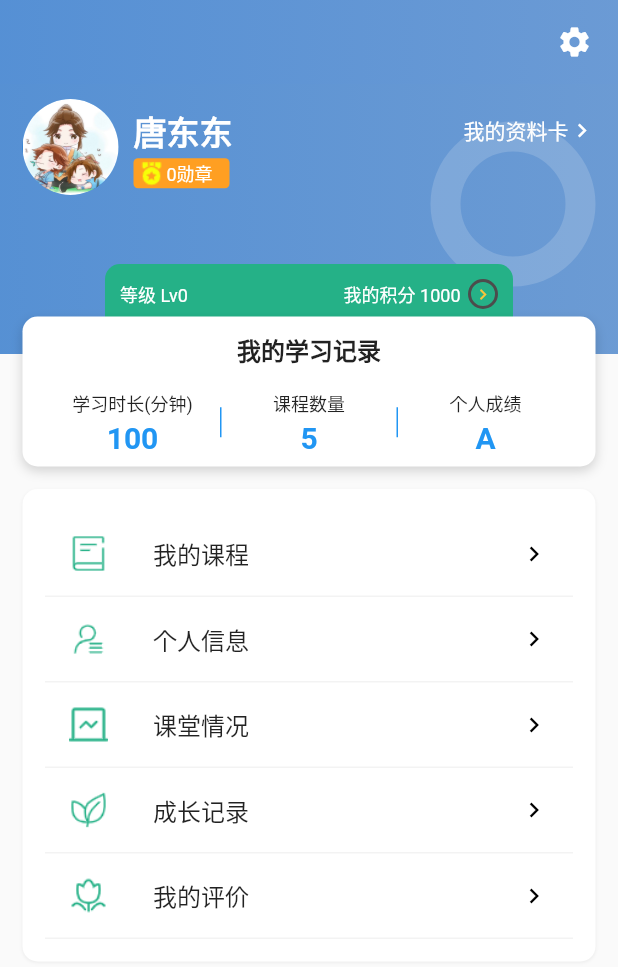
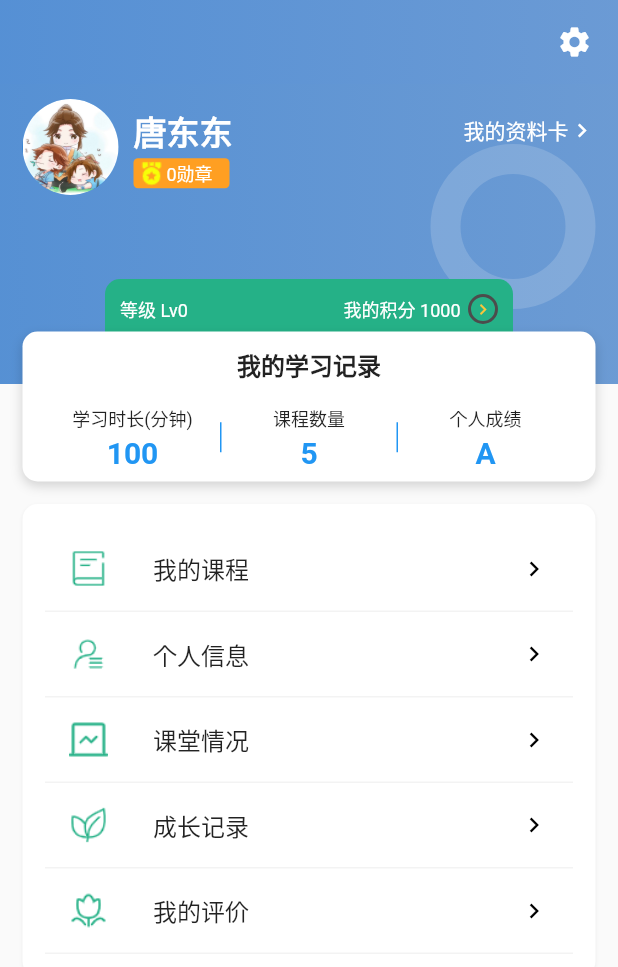
Before and after one commit to 18814127739/course_booking_app, a Flutter app: the Me screen opened directly, on a phone screen of 412 x 824 dp. Shown: the top 967 px of the screen. Run offline on Flutter 3.47's test engine with Material 2 defaults, Android fonts, the phone set to English and light mode, and no system bars; our stand-ins replace dio, fluro, flutter_swiper; statements that could not run were skipped.

Commit message:
update: 我的页面

```diff
--- a/lib/page/me/me.dart
+++ b/lib/page/me/me.dart
@@ -57,7 +57,7 @@ class MeState extends State<Me> {
   Widget renderLevel() {
     return Container(
       height: 40,
-      margin: EdgeInsets.fromLTRB(70, 120, 70, 0),
+      margin: EdgeInsets.fromLTRB(70, 130, 70, 0),
       padding: EdgeInsets.fromLTRB(Gpadding.s, Gpadding.s, Gpadding.s, Gpadding.s),
       decoration: BoxDecoration(
         color: string2Color('#25B187'),
@@ -98,7 +98,7 @@ class MeState extends State<Me> {
   // 学习记录
   renderLearnRecord() {
     return Container(
-      margin: EdgeInsets.fromLTRB(Gpadding.m, 155, Gpadding.m, 0),
+      margin: EdgeInsets.fromLTRB(Gpadding.m, 165, Gpadding.m, 0),
       height: 100,
       padding: EdgeInsets.fromLTRB(Gpadding.m, Gpadding.s, Gpadding.m, Gpadding.s),
       decoration: BoxDecoration(
@@ -186,7 +186,7 @@ class MeState extends State<Me> {
           Stack(
             children: <Widget>[
               Container(
-                height: 180,
+                height: 200,
                 padding: EdgeInsets.only(top: Gpadding.s, left: Gpadding.m, right: Gpadding.m),
                 decoration: BoxDecoration(
                   gradient: LinearGradient(
@@ -214,13 +214,11 @@ class MeState extends State<Me> {
                                     style: TextStyle(fontSize: 22, color: FontColor.white, fontWeight: FontWeight.bold),
                                   ),
                                   GestureDetector(
+                                    behavior: HitTestBehavior.opaque,
                                     onTap: () { showProfile(context); },
                                     child: Row(
                                       children: <Widget>[
-                                        Text(
-                                          '我的资料卡',
-                                          style: TextStyle(color: FontColor.white),
-                                        ),
+                                        Text('我的资料卡', style: TextStyle(color: FontColor.white)),
                                         Icon(Icons.chevron_right, color: Colors.white, size: 18),
                                       ],
                                     ),
@@ -257,7 +255,7 @@ class MeState extends State<Me> {
               ),
               Positioned(
                 right: 15,
-                top: 25,
+                top: 40,
                 child: Container(
                   height: 110,
                   width: 110,
@@ -277,9 +275,7 @@ class MeState extends State<Me> {
             decoration: BoxDecoration(
               color: Colors.white,
               borderRadius: BorderRadius.all(Gradius.s),
-              boxShadow: [
-                Gshadow.black(0, 1, .05, 1, 0),
-              ]
+              boxShadow: [Gshadow.black(0, 1, .05, 1, 0)]
             ),
             child: Column(
               children: renderMenus(),
```
